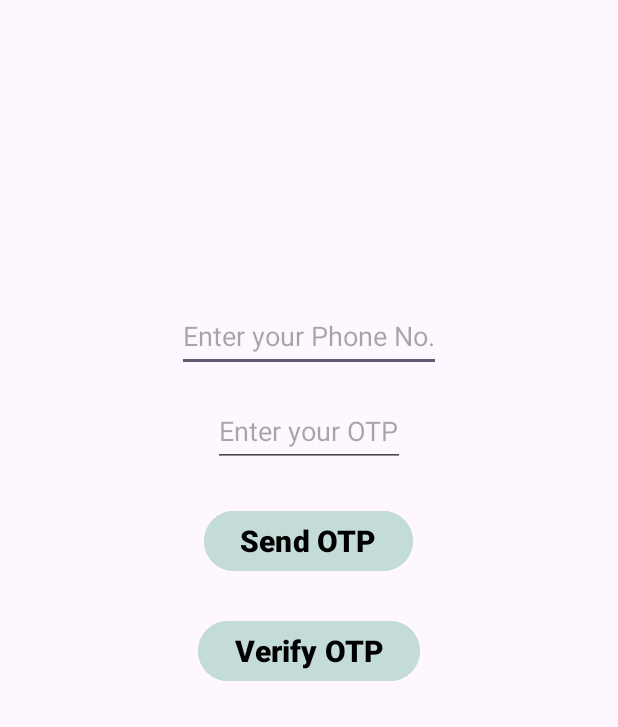
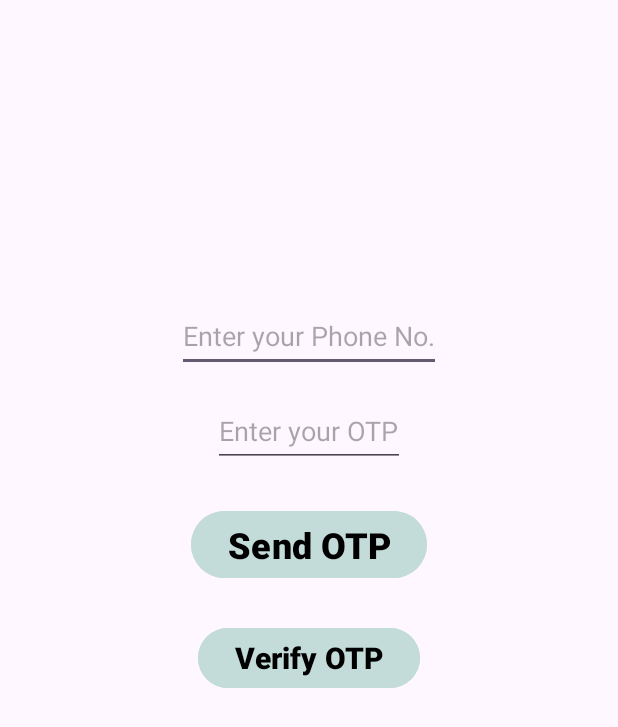
Before and after one commit to Project-Niramaya/mobile_application, an Android app: the screen it shows after launch (ActivityOtpVerification), on a phone screen of 412 x 824 dp. Shown: the top 727 px of the screen. Run offline under Robolectric (Android 15) with nearby library versions, the phone set to English and light mode, and no system bars.

Commit message:
changing the codes

```diff
--- a/Niramaya_app/app/src/main/java/com/niramaya/niramaya_app/activities/ActivityOtpVerification.java
+++ b/Niramaya_app/app/src/main/java/com/niramaya/niramaya_app/activities/ActivityOtpVerification.java
@@ -30,7 +30,7 @@ public class ActivityOtpVerification extends BaseActivity {
     public Button sendOtp;
     public Button verifyOtp;
     public String otp;
-    private String phoneNumber;
+    public String phoneNumber;
     private String gatewayNumber;
     private String apiKey;
     private String message;
--- a/Niramaya_app/app/src/main/res/layout/activity_otp_verification.xml
+++ b/Niramaya_app/app/src/main/res/layout/activity_otp_verification.xml
@@ -36,7 +36,7 @@
         android:backgroundTint="#C3DCD9"
         android:text="Send OTP"
         android:textColor="@color/black"
-        android:textSize="20dp"
+        android:textSize="24dp"
         android:textStyle="bold" />
 
     <Button
```
